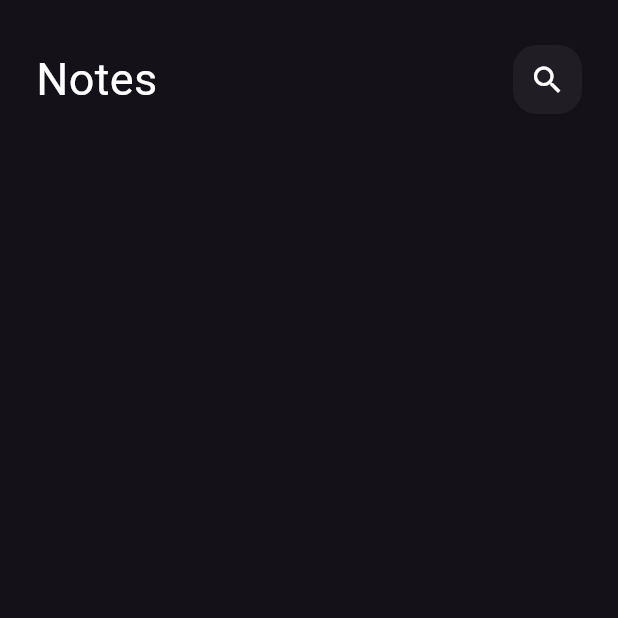
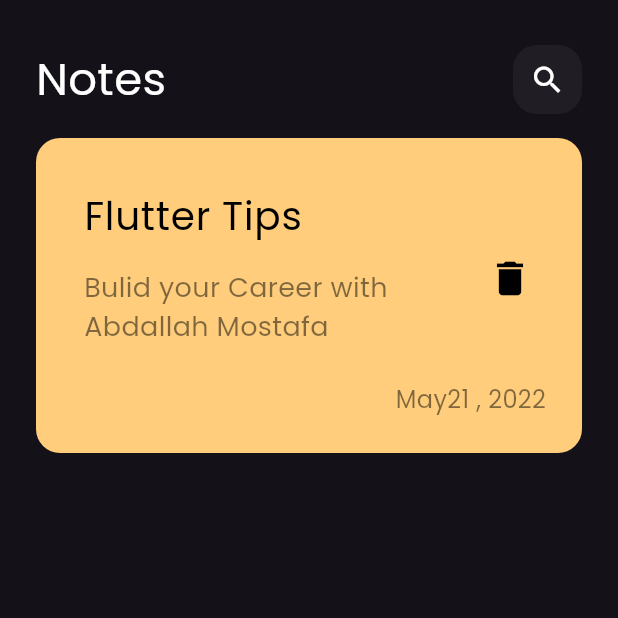
Before and after one commit to abdallahmostafa281/notes_app, a Flutter app: the screen it shows after launch, on a phone screen of 412 x 824 dp, the top half of it. Run offline on Flutter 3.47's test engine with Material 3 defaults, Android fonts, the phone set to English and light mode, and no system bars.

Commit message:
create custom item note and add font family

```diff
--- a/lib/main.dart
+++ b/lib/main.dart
@@ -13,7 +13,7 @@ class NotesApp extends StatelessWidget {
   Widget build(BuildContext context) {
     return MaterialApp(
       debugShowCheckedModeBanner: false,
-      theme: ThemeData.dark(),
+      theme: ThemeData(brightness: Brightness.dark, fontFamily: 'Poppins'),
       home: const NotesView(),
     );
   }
--- /dev/null
+++ b/lib/widgets/custom_item.dart
@@ -0,0 +1,57 @@
+import 'package:flutter/material.dart';
+
+class NoteItem extends StatelessWidget {
+  const NoteItem({super.key});
+
+  @override
+  Widget build(BuildContext context) {
+    return Container(
+      decoration: BoxDecoration(
+        color: const Color(0xffFFCD7B),
+        borderRadius: BorderRadius.circular(16),
+      ),
+      child: Padding(
+        padding: const EdgeInsets.only(top: 24, bottom: 24, left: 16),
+        child: Column(crossAxisAlignment: CrossAxisAlignment.end, children: [
+          ListTile(
+            title: const Text(
+              'Flutter Tips',
+              style: TextStyle(
+                color: Colors.black,
+                fontSize: 26,
+              ),
+            ),
+            subtitle: Padding(
+              padding: const EdgeInsets.only(top: 16, bottom: 16),
+              child: Text(
+                "Bulid your Career with Abdallah Mostafa",
+                style: TextStyle(
+                  fontSize: 18,
+                  color: Colors.black.withOpacity(0.5),
+                ),
+              ),
+            ),
+            trailing: IconButton(
+              onPressed: () {},
+              icon: const Icon(
+                Icons.delete,
+                color: Colors.black,
+                size: 30,
+              ),
+            ),
+          ),
+          Padding(
+            padding: const EdgeInsets.only(
+              right: 24,
+            ),
+            child: Text(
+              'May21 , 2022',
+              style:
+                  TextStyle(color: Colors.black.withOpacity(0.5), fontSize: 16),
+            ),
+          )
+        ]),
+      ),
+    );
+  }
+}
--- a/lib/widgets/notes_view_body.dart
+++ b/lib/widgets/notes_view_body.dart
@@ -1,5 +1,6 @@
 import 'package:flutter/material.dart';
 import 'package:notes_app/widgets/custom_app_bar.dart';
+import 'package:notes_app/widgets/custom_item.dart';
 
 class NotesViewBody extends StatelessWidget {
   const NotesViewBody({super.key});
@@ -13,7 +14,11 @@ class NotesViewBody extends StatelessWidget {
           SizedBox(
             height: 30,
           ),
-          CustomAppBar()
+          CustomAppBar(),
+          SizedBox(
+            height: 16,
+          ),
+          NoteItem(),
         ],
       ),
     );
```
Also changed, not shown: pubspec.yaml (+6 -12 lines), assets/fonts/Poppins-Regular.ttf (added).
